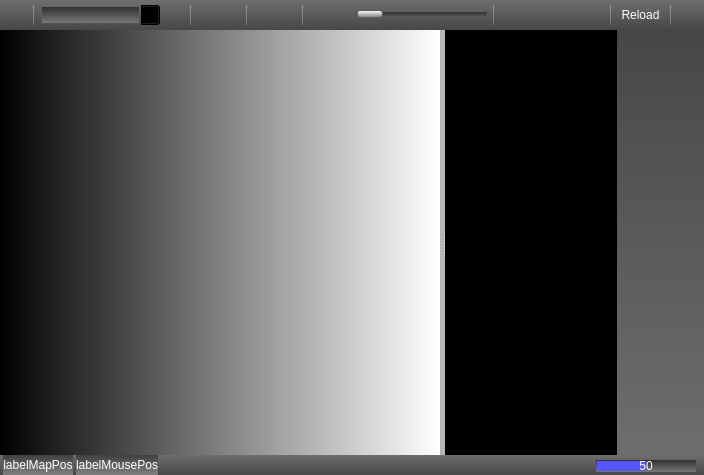
Old version of the form ground/src/plugins/opmap/opmap_widget.ui in the repository openpilot/OpenPilot.
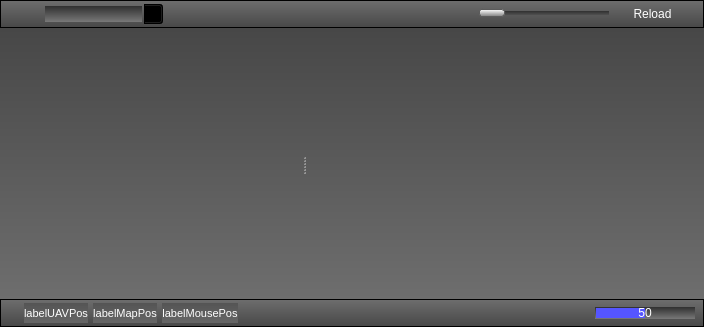
New version of the form. Icons and pictures are not drawn.

Commit message: Cosmetic changes to the look of the new map plug-in (buttons colours, widget borders etc).

Patch:
```diff
--- a/ground/src/plugins/opmap/opmap_widget.ui
+++ b/ground/src/plugins/opmap/opmap_widget.ui
@@ -7,7 +7,7 @@
     <x>0</x>
     <y>0</y>
     <width>704</width>
-    <height>475</height>
+    <height>327</height>
    </rect>
   </property>
   <property name="sizePolicy">
@@ -120,10 +120,16 @@
 QComboBox:drop-down {
      subcontrol-origin: padding;
      subcontrol-position: top right;
-     border-left-style: none;
+     border-left-style: 1px solid black;
      border-top-right-radius: 1px;
      border-bottom-right-radius: 1px;
 }
+QComboBox QAbstractItemView { /* the drop down list */
+background-color: rgb(255, 255, 255);
+color: rgb(0, 0, 0);
+border: 2px solid darkgray;
+selection-background-color: lightgray;
+}
 
 QToolTip {
 background-color: white;
@@ -136,7 +142,7 @@
 </string>
        </property>
        <property name="frameShape">
-        <enum>QFrame::NoFrame</enum>
+        <enum>QFrame::StyledPanel</enum>
        </property>
        <property name="frameShadow">
         <enum>QFrame::Plain</enum>
@@ -149,13 +155,13 @@
          <number>0</number>
         </property>
         <property name="topMargin">
-         <number>5</number>
+         <number>3</number>
         </property>
         <property name="rightMargin">
          <number>0</number>
         </property>
         <property name="bottomMargin">
-         <number>5</number>
+         <number>3</number>
         </property>
         <item>
          <layout class="QHBoxLayout" name="layoutWidget_8">
@@ -163,10 +169,10 @@
            <number>5</number>
           </property>
           <property name="leftMargin">
-           <number>8</number>
+           <number>3</number>
           </property>
           <property name="rightMargin">
-           <number>8</number>
+           <number>3</number>
           </property>
           <item>
            <widget class="QToolButton" name="toolButtonWaypointsTreeViewShowHide">
@@ -190,19 +196,25 @@
               <normaloff>:/core/images/prev.png</normaloff>:/core/images/prev.png</iconset>
             </property>
             <property name="autoRaise">
-             <bool>true</bool>
+             <bool>false</bool>
             </property>
            </widget>
           </item>
           <item>
-           <widget class="Line" name="line_9">
-            <property name="frameShadow">
-             <enum>QFrame::Plain</enum>
-            </property>
+           <spacer name="horizontalSpacer">
             <property name="orientation">
-             <enum>Qt::Vertical</enum>
+             <enum>Qt::Horizontal</enum>
             </property>
-           </widget>
+            <property name="sizeType">
+             <enum>QSizePolicy::Fixed</enum>
+            </property>
+            <property name="sizeHint" stdset="0">
+             <size>
+              <width>15</width>
+              <height>20</height>
+             </size>
+            </property>
+           </spacer>
           </item>
           <item>
            <widget class="QComboBox" name="comboBoxFindPlace">
@@ -224,6 +236,9 @@
             <property name="editable">
              <bool>true</bool>
             </property>
+            <property name="currentIndex">
+             <number>-1</number>
+            </property>
             <property name="maxVisibleItems">
              <number>20</number>
             </property>
@@ -257,7 +272,7 @@
              </size>
             </property>
             <property name="autoRaise">
-             <bool>true</bool>
+             <bool>false</bool>
             </property>
             <property name="arrowType">
              <enum>Qt::NoArrow</enum>
@@ -265,14 +280,20 @@
            </widget>
           </item>
           <item>
-           <widget class="Line" name="line_4">
-            <property name="frameShadow">
-             <enum>QFrame::Plain</enum>
-            </property>
+           <spacer name="horizontalSpacer_5">
             <property name="orientation">
-             <enum>Qt::Vertical</enum>
+             <enum>Qt::Horizontal</enum>
             </property>
-           </widget>
+            <property name="sizeType">
+             <enum>QSizePolicy::Fixed</enum>
+            </property>
+            <property name="sizeHint" stdset="0">
+             <size>
+              <width>15</width>
+              <height>20</height>
+             </size>
+            </property>
+           </spacer>
           </item>
           <item>
            <widget class="QToolButton" name="toolButtonMapHome">
@@ -299,7 +320,7 @@
              <bool>true</bool>
             </property>
             <property name="autoRaise">
-             <bool>true</bool>
+             <bool>false</bool>
             </property>
            </widget>
           </item>
@@ -331,19 +352,25 @@
              <bool>true</bool>
             </property>
             <property name="autoRaise">
-             <bool>true</bool>
+             <bool>false</bool>
             </property>
            </widget>
           </item>
           <item>
-           <widget class="Line" name="line_5">
-            <property name="frameShadow">
-             <enum>QFrame::Plain</enum>
-            </property>
+           <spacer name="horizontalSpacer_6">
             <property name="orientation">
-             <enum>Qt::Vertical</enum>
+             <enum>Qt::Horizontal</enum>
             </property>
-           </widget>
+            <property name="sizeType">
+             <enum>QSizePolicy::Fixed</enum>
+            </property>
+            <property name="sizeHint" stdset="0">
+             <size>
+              <width>15</width>
+              <height>20</height>
+             </size>
+            </property>
+           </spacer>
           </item>
           <item>
            <widget class="QToolButton" name="toolButtonAddWaypoint">
@@ -370,7 +397,7 @@
              <bool>true</bool>
             </property>
             <property name="autoRaise">
-             <bool>true</bool>
+             <bool>false</bool>
             </property>
            </widget>
           </item>
@@ -399,19 +426,22 @@
              <bool>true</bool>
             </property>
             <property name="autoRaise">
-             <bool>true</bool>
+             <bool>false</bool>
             </property>
            </widget>
           </item>
           <item>
-           <widget class="Line" name="line_6">
-            <property name="frameShadow">
-             <enum>QFrame::Plain</enum>
-            </property>
+           <spacer name="horizontalSpacer_4">
             <property name="orientation">
-             <enum>Qt::Vertical</enum>
+             <enum>Qt::Horizontal</enum>
             </property>
-           </widget>
+            <property name="sizeHint" stdset="0">
+             <size>
+              <width>40</width>
+              <height>20</height>
+             </size>
+            </property>
+           </spacer>
           </item>
           <item>
            <widget class="QToolButton" name="toolButtonZoomM">
@@ -435,7 +465,7 @@
              </size>
             </property>
             <property name="autoRaise">
-             <bool>true</bool>
+             <bool>false</bool>
             </property>
            </widget>
           </item>
@@ -465,7 +495,7 @@
              </size>
             </property>
             <property name="autoRaise">
-             <bool>true</bool>
+             <bool>false</bool>
             </property>
            </widget>
           </item>
@@ -522,39 +552,22 @@
             </property>
            </widget>
           </item>
-          <item>
-           <widget class="Line" name="line_7">
-            <property name="frameShadow">
-             <enum>QFrame::Plain</enum>
-            </property>
-            <property name="orientation">
-             <enum>Qt::Vertical</enum>
-            </property>
-           </widget>
-          </item>
           <item>
            <spacer name="horizontalSpacer_2">
             <property name="orientation">
              <enum>Qt::Horizontal</enum>
             </property>
+            <property name="sizeType">
+             <enum>QSizePolicy::Fixed</enum>
+            </property>
             <property name="sizeHint" stdset="0">
              <size>
-              <width>40</width>
+              <width>15</width>
               <height>20</height>
              </size>
             </property>
            </spacer>
           </item>
-          <item>
-           <widget class="Line" name="line_8">
-            <property name="frameShadow">
-             <enum>QFrame::Plain</enum>
-            </property>
-            <property name="orientation">
-             <enum>Qt::Vertical</enum>
-            </property>
-           </widget>
-          </item>
           <item>
            <widget class="QToolButton" name="toolButtonReload">
             <property name="sizePolicy">
@@ -579,23 +592,13 @@
              </size>
             </property>
             <property name="autoRaise">
-             <bool>true</bool>
+             <bool>false</bool>
             </property>
             <property name="arrowType">
              <enum>Qt::NoArrow</enum>
             </property>
            </widget>
           </item>
-          <item>
-           <widget class="Line" name="line_3">
-            <property name="frameShadow">
-             <enum>QFrame::Plain</enum>
-            </property>
-            <property name="orientation">
-             <enum>Qt::Vertical</enum>
-            </property>
-           </widget>
-          </item>
           <item>
            <widget class="QToolButton" name="toolButtonFlightControlsShowHide">
             <property name="sizePolicy">
@@ -618,7 +621,7 @@
               <normaloff>:/core/images/next.png</normaloff>:/core/images/next.png</iconset>
             </property>
             <property name="autoRaise">
-             <bool>true</bool>
+             <bool>false</bool>
             </property>
            </widget>
           </item>
@@ -637,7 +640,8 @@
      <item>
       <widget class="QSplitter" name="splitter">
        <property name="styleSheet">
-        <string notr="true">background-color: qlineargradient(spread:pad, x1:0, y1:0, x2:1, y2:0, stop:0 rgba(0, 0, 0, 255), stop:1 rgba(255, 255, 255, 255));</string>
+        <string notr="true">background-color: qlineargradient(spread:pad, x1:0, y1:0, x2:0, y2:1, stop:0 rgba(71, 71, 71, 255), stop:1 rgba(110, 110, 110, 255));
+</string>
        </property>
        <property name="frameShape">
         <enum>QFrame::NoFrame</enum>
@@ -652,7 +656,7 @@
         <enum>Qt::Horizontal</enum>
        </property>
        <property name="handleWidth">
-        <number>5</number>
+        <number>7</number>
        </property>
        <property name="childrenCollapsible">
         <bool>false</bool>
@@ -672,7 +676,7 @@
         </property>
         <property name="maximumSize">
          <size>
-          <width>600</width>
+          <width>300</width>
           <height>16777215</height>
          </size>
         </property>
@@ -728,8 +732,67 @@
          <bool>true</bool>
         </property>
         <property name="styleSheet">
-         <string notr="true">QWidget {
+         <string notr="true">
 background-color: black;
+border: 1px solid black;
+
+QLabel { /* all label types */
+/* background-color: rgba(255, 255, 255, 0); */
+background-color: qlineargradient(spread:pad, x1:0.5, y1:0, x2:0.5, y2:1, stop:0 rgba(64, 64, 64, 255), stop:1 rgba(128, 128, 128, 255));
+color: rgb(255, 255, 255);
+}
+
+QToolButton {	/* all types of tool button */ 
+background-color: rgba(255, 255, 255, 0);
+color: rgb(255, 255, 255);
+/*border-style: none;*/
+border: 0px; 
+}
+QToolButton:hover {
+background-color: qlineargradient(spread:pad, x1:0.5, y1:0, x2:0.5, y2:1, stop:0 rgba(255, 160, 0, 255), stop:1 rgba(160, 100, 0, 255));
+color: rgb(255, 255, 255);
+}
+QToolButton:pressed {
+background-color: qlineargradient(spread:pad, x1:0.5, y1:0, x2:0.5, y2:1, stop:0 rgba(48, 48, 48, 255), stop:1 rgba(120, 120, 120, 255));
+color: rgb(255, 255, 255);
+}
+
+QToolButton:checked {
+background-color: qlineargradient(spread:pad, x1:0.5, y1:0, x2:0.5, y2:1, stop:0 rgba(48, 48, 48, 255), stop:1 rgba(120, 120, 120, 255));
+color: rgb(255, 255, 255);
+}
+
+QSlider::groove:horizontal {
+border: none;
+height: 4px;
+background-color: qlineargradient(spread:pad, x1:0.5, y1:0, x2:0.5, y2:1, stop:0 rgba(48, 48, 48, 255), stop:1 rgba(80, 80, 80, 255));
+margin: 2px 0;
+}
+QSlider::handle:horizontal {
+border: 1px solid #5c5c5c;
+background-color: qlineargradient(spread:pad, x1:0.5, y1:0, x2:0.5, y2:1, stop:0 rgba(255, 255, 255, 255), stop:1 rgba(128, 128, 128, 255));
+width: 24px;
+margin: -2px 0;
+border-radius: 3px;
+}
+
+QComboBox {
+background-color: qlineargradient(spread:pad, x1:0.5, y1:0, x2:0.5, y2:1, stop:0 rgba(48, 48, 48, 255), stop:1 rgba(120, 120, 120, 255));
+color: rgb(255, 255, 255);
+}
+QComboBox:hover {
+background-color: qlineargradient(spread:pad, x1:0.5, y1:0, x2:0.5, y2:1, stop:0 rgba(48, 48, 48, 255), stop:1 rgba(120, 120, 120, 255));
+	background-color: rgb(197, 138, 0);
+}
+QComboBox::down-arrow {
+     image: url(:/opmap/images/combobox_down_arrow.png);
+}
+QComboBox:drop-down {
+     subcontrol-origin: padding;
+     subcontrol-position: top right;
+     border-left-style: none;
+     border-top-right-radius: 1px;
+     border-bottom-right-radius: 1px;
 }
 
 QToolTip {
@@ -746,22 +809,22 @@
       </widget>
      </item>
      <item>
-      <widget class="QWidget" name="widgetFlightControls" native="true">
+      <widget class="QFrame" name="frameFlightControls">
        <property name="sizePolicy">
-        <sizepolicy hsizetype="Minimum" vsizetype="MinimumExpanding">
+        <sizepolicy hsizetype="Fixed" vsizetype="MinimumExpanding">
          <horstretch>0</horstretch>
          <verstretch>0</verstretch>
         </sizepolicy>
        </property>
        <property name="minimumSize">
         <size>
-         <width>87</width>
+         <width>48</width>
          <height>50</height>
         </size>
        </property>
        <property name="maximumSize">
         <size>
-         <width>87</width>
+         <width>70</width>
          <height>16777215</height>
         </size>
        </property>
@@ -800,20 +863,29 @@
 </string>
        </property>
        <layout class="QVBoxLayout" name="verticalLayout_4">
-        <property name="leftMargin">
-         <number>8</number>
+        <property name="spacing">
+         <number>1</number>
         </property>
-        <property name="topMargin">
-         <number>0</number>
-        </property>
-        <property name="rightMargin">
-         <number>0</number>
-        </property>
-        <property name="bottomMargin">
+        <property name="margin">
          <number>0</number>
         </property>
         <item>
          <widget class="QToolButton" name="toolButtonHome">
+          <property name="enabled">
+           <bool>true</bool>
+          </property>
+          <property name="sizePolicy">
+           <sizepolicy hsizetype="Fixed" vsizetype="Fixed">
+            <horstretch>0</horstretch>
+            <verstretch>0</verstretch>
+           </sizepolicy>
+          </property>
+          <property name="minimumSize">
+           <size>
+            <width>48</width>
+            <height>0</height>
+           </size>
+          </property>
           <property name="toolTip">
            <string>UAV go home</string>
           </property>
@@ -840,12 +912,100 @@
            <enum>Qt::ToolButtonIconOnly</enum>
           </property>
           <property name="autoRaise">
-           <bool>true</bool>
+           <bool>false</bool>
+          </property>
+         </widget>
+        </item>
+        <item>
+         <widget class="QToolButton" name="toolButtonPrevWaypoint">
+          <property name="sizePolicy">
+           <sizepolicy hsizetype="Fixed" vsizetype="Fixed">
+            <horstretch>0</horstretch>
+            <verstretch>0</verstretch>
+           </sizepolicy>
+          </property>
+          <property name="minimumSize">
+           <size>
+            <width>48</width>
+            <height>0</height>
+           </size>
+          </property>
+          <property name="toolTip">
+           <string>Move UAV to previous waypoint</string>
+          </property>
+          <property name="styleSheet">
+           <string notr="true"/>
+          </property>
+          <property name="text">
+           <string/>
+          </property>
+          <property name="icon">
+           <iconset resource="opmap.qrc">
+            <normaloff>:/opmap/images/prev_waypoint.png</normaloff>:/opmap/images/prev_waypoint.png</iconset>
+          </property>
+          <property name="iconSize">
+           <size>
+            <width>70</width>
+            <height>70</height>
+           </size>
+          </property>
+          <property name="autoRaise">
+           <bool>false</bool>
+          </property>
+         </widget>
+        </item>
+        <item>
+         <widget class="QToolButton" name="toolButtonNextWaypoint">
+          <property name="sizePolicy">
+           <sizepolicy hsizetype="Fixed" vsizetype="Fixed">
+            <horstretch>0</horstretch>
+            <verstretch>0</verstretch>
+           </sizepolicy>
+          </property>
+          <property name="minimumSize">
+           <size>
+            <width>48</width>
+            <height>0</height>
+           </size>
+          </property>
+          <property name="toolTip">
+           <string>Move UAV to next waypoint</string>
+          </property>
+          <property name="styleSheet">
+           <string notr="true"/>
+          </property>
+          <property name="text">
+           <string/>
+          </property>
+          <property name="icon">
+           <iconset resource="opmap.qrc">
+            <normaloff>:/opmap/images/next_waypoint.png</normaloff>:/opmap/images/next_waypoint.png</iconset>
+          </property>
+          <property name="iconSize">
+           <size>
+            <width>70</width>
+            <height>70</height>
+           </size>
+          </property>
+          <property name="autoRaise">
+           <bool>false</bool>
           </property>
          </widget>
         </item>
         <item>
          <widget class="QToolButton" name="toolButtonHoldPosition">
+          <property name="sizePolicy">
+           <sizepolicy hsizetype="Fixed" vsizetype="Fixed">
+            <horstretch>0</horstretch>
+            <verstretch>0</verstretch>
+           </sizepolicy>
+          </property>
+          <property name="minimumSize">
+           <size>
+            <width>48</width>
+            <height>0</height>
+           </size>
+          </property>
           <property name="toolTip">
            <string>UAV hold position</string>
           </property>
@@ -866,12 +1026,24 @@
            </size>
           </property>
           <property name="autoRaise">
-           <bool>true</bool>
+           <bool>false</bool>
           </property>
          </widget>
         </item>
         <item>
          <widget class="QToolButton" name="toolButtonGo">
+          <property name="sizePolicy">
+           <sizepolicy hsizetype="Fixed" vsizetype="Fixed">
+            <horstretch>0</horstretch>
+            <verstretch>0</verstretch>
+           </sizepolicy>
+          </property>
+          <property name="minimumSize">
+           <size>
+            <width>48</width>
+            <height>0</height>
+           </size>
+          </property>
           <property name="toolTip">
            <string>UAV go!</string>
           </property>
@@ -892,7 +1064,7 @@
            </size>
           </property>
           <property name="autoRaise">
-           <bool>true</bool>
+           <bool>false</bool>
           </property>
          </widget>
         </item>
@@ -934,8 +1106,10 @@
 
 QLabel { /* all label types */
 /* background-color: rgba(255, 255, 255, 0); */
-background-color: qlineargradient(spread:pad, x1:0.5, y1:0, x2:0.5, y2:1, stop:0 rgba(64, 64, 64, 255), stop:1 rgba(128, 128, 128, 255));
+background-color: qlineargradient(spread:pad, x1:0.5, y1:0, x2:0.5, y2:1, stop:0 rgba(64, 64, 64, 128), stop:1 rgba(128, 128, 128, 128));
 color: rgb(255, 255, 255);
+/*border: 1px solid black;*/
+border: none;
 }
 
 QToolTip {
@@ -949,22 +1123,31 @@
 </string>
        </property>
        <property name="frameShape">
-        <enum>QFrame::NoFrame</enum>
+        <enum>QFrame::StyledPanel</enum>
        </property>
        <property name="frameShadow">
-        <enum>QFrame::Raised</enum>
+        <enum>QFrame::Plain</enum>
        </property>
        <layout class="QHBoxLayout" name="horizontalLayout">
         <property name="spacing">
          <number>0</number>
         </property>
-        <property name="margin">
+        <property name="leftMargin">
          <number>0</number>
         </property>
+        <property name="topMargin">
+         <number>3</number>
+        </property>
+        <property name="rightMargin">
+         <number>0</number>
+        </property>
+        <property name="bottomMargin">
+         <number>3</number>
+        </property>
         <item>
          <layout class="QHBoxLayout" name="layoutWidgetStatusBar">
           <property name="spacing">
-           <number>3</number>
+           <number>5</number>
           </property>
           <property name="leftMargin">
            <number>3</number>
@@ -972,6 +1155,62 @@
           <property name="rightMargin">
            <number>8</number>
           </property>
+          <item>
+           <spacer name="horizontalSpacer_7">
+            <property name="orientation">
+             <enum>Qt::Horizontal</enum>
+            </property>
+            <property name="sizeType">
+             <enum>QSizePolicy::Fixed</enum>
+            </property>
+            <property name="sizeHint" stdset="0">
+             <size>
+              <width>20</width>
+              <height>20</height>
+             </size>
+            </property>
+           </spacer>
+          </item>
+          <item>
+           <widget class="QLabel" name="labelUAVPos">
+            <property name="sizePolicy">
+             <sizepolicy hsizetype="Preferred" vsizetype="Preferred">
+              <horstretch>0</horstretch>
+              <verstretch>0</verstretch>
+             </sizepolicy>
+            </property>
+            <property name="font">
+             <font>
+              <pointsize>8</pointsize>
+              <weight>50</weight>
+              <italic>false</italic>
+              <bold>false</bold>
+              <kerning>true</kerning>
+             </font>
+            </property>
+            <property name="toolTip">
+             <string>Map position</string>
+            </property>
+            <property name="styleSheet">
+             <string notr="true"/>
+            </property>
+            <property name="frameShape">
+             <enum>QFrame::NoFrame</enum>
+            </property>
+            <property name="frameShadow">
+             <enum>QFrame::Raised</enum>
+            </property>
+            <property name="text">
+             <string>labelUAVPos</string>
+            </property>
+            <property name="alignment">
+             <set>Qt::AlignCenter</set>
+            </property>
+            <property name="margin">
+             <number>5</number>
+            </property>
+           </widget>
+          </item>
           <item>
            <widget class="QLabel" name="labelMapPos">
             <property name="sizePolicy">
@@ -982,7 +1221,7 @@
             </property>
             <property name="font">
              <font>
-              <pointsize>9</pointsize>
+              <pointsize>8</pointsize>
               <weight>50</weight>
               <italic>false</italic>
               <bold>false</bold>
@@ -1019,7 +1258,7 @@
             </property>
             <property name="font">
              <font>
-              <pointsize>9</pointsize>
+              <pointsize>8</pointsize>
               <weight>50</weight>
               <italic>false</italic>
               <bold>false</bold>
@@ -1032,6 +1271,12 @@
             <property name="styleSheet">
              <string notr="true"/>
             </property>
+            <property name="frameShape">
+             <enum>QFrame::NoFrame</enum>
+            </property>
+            <property name="frameShadow">
+             <enum>QFrame::Plain</enum>
+            </property>
             <property name="text">
              <string>labelMousePos</string>
             </property>
@@ -1073,7 +1318,7 @@
             <property name="maximumSize">
              <size>
               <width>100</width>
-              <height>10</height>
+              <height>12</height>
              </size>
             </property>
             <property name="autoFillBackground">
@@ -1081,7 +1326,7 @@
             </property>
             <property name="styleSheet">
              <string notr="true">QProgressBar {
-border: none;
+border: nonei;
 padding: 1px;
 background-color: qlineargradient(spread:pad, x1:0.5, y1:0, x2:0.5, y2:1, stop:0 rgba(48, 48, 48, 255), stop:1 rgba(120, 120, 120, 255));
 color: rgb(255, 255, 255);
```
Left out of the diff: 37 changed lines with no effect on the pictures. The commit also changes 17 other files.
